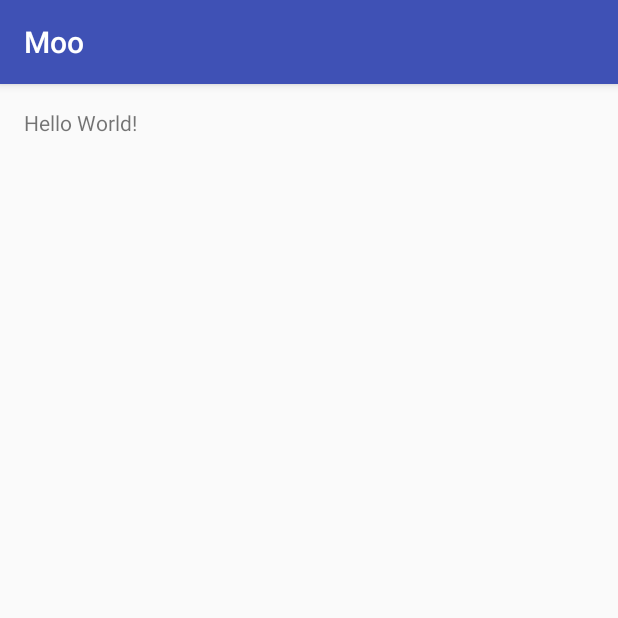
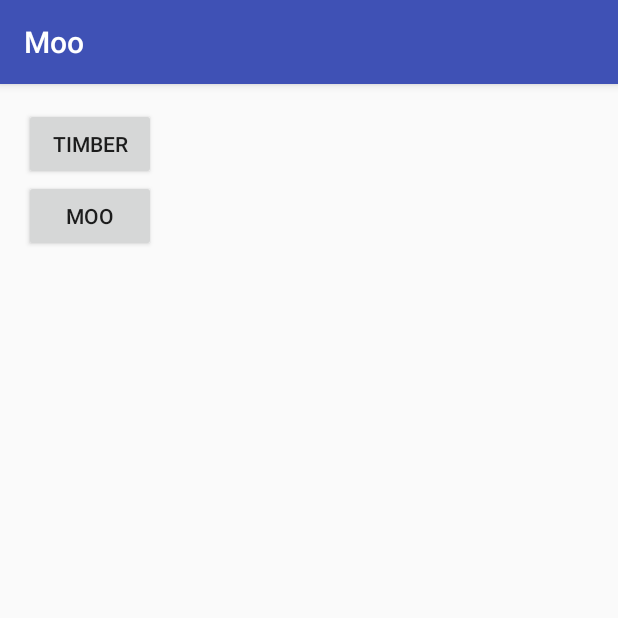
Before and after one commit to operando/Moo, an Android app: the screen it shows after launch (MainActivity), on a phone screen of 412 x 824 dp, the top half of it. Run offline under Robolectric (Android 15) with nearby library versions, the phone set to English and light mode, and no system bars; our stand-ins replace Timber.

```diff
--- a/app/src/main/res/layout/activity_main.xml
+++ b/app/src/main/res/layout/activity_main.xml
@@ -1,16 +1,24 @@
 <?xml version="1.0" encoding="utf-8"?>
-<RelativeLayout xmlns:android="http://schemas.android.com/apk/res/android"
+<LinearLayout xmlns:android="http://schemas.android.com/apk/res/android"
     xmlns:tools="http://schemas.android.com/tools"
     android:layout_width="match_parent"
     android:layout_height="match_parent"
+    android:orientation="vertical"
     android:paddingBottom="@dimen/activity_vertical_margin"
     android:paddingLeft="@dimen/activity_horizontal_margin"
     android:paddingRight="@dimen/activity_horizontal_margin"
     android:paddingTop="@dimen/activity_vertical_margin"
     tools:context="com.os.operando.sample.MainActivity">
 
-    <TextView
+    <Button
         android:layout_width="wrap_content"
         android:layout_height="wrap_content"
-        android:text="Hello World!" />
-</RelativeLayout>
+        android:onClick="onTimber"
+        android:text="Timber" />
+
+    <Button
+        android:layout_width="wrap_content"
+        android:layout_height="wrap_content"
+        android:onClick="onMoo"
+        android:text="Moo" />
+</LinearLayout>
```
Also changed, not shown: app/build.gradle (+5 -3 lines), app/src/main/java/com/os/operando/sample/MainActivity.java (+21 -0 lines).
